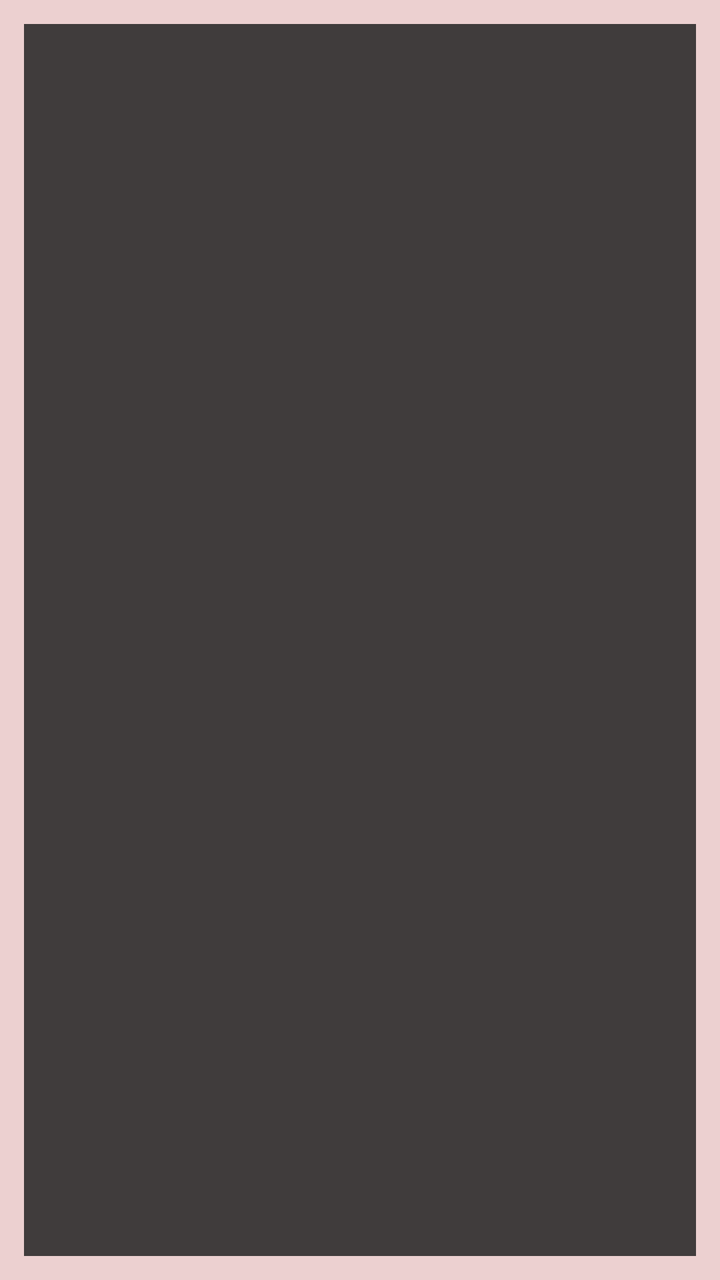
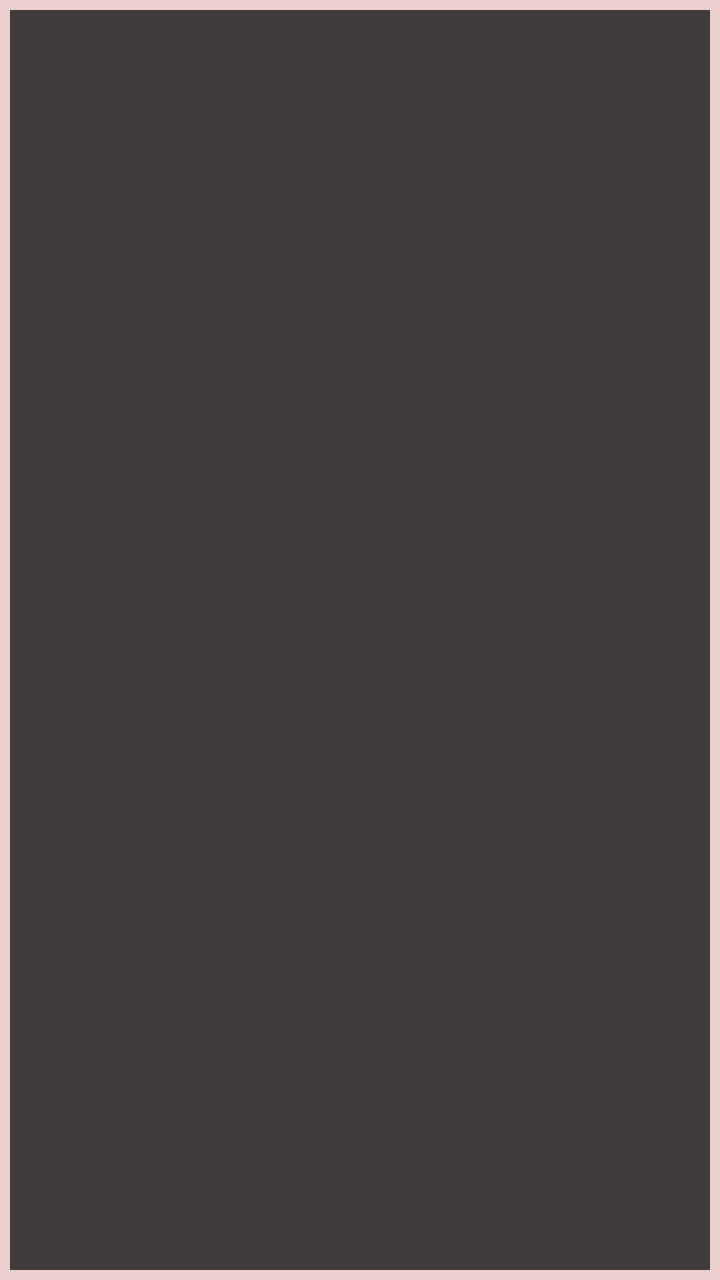

Compare the two renders of this Android layout. The source of the first and the diff that turns it into the second are given below.
<!-- AndroidManifest.xml: application theme Theme.Playlist -->
<!-- res/layout/activity_canzone.xml -->
<?xml version="1.0" encoding="utf-8"?>
<LinearLayout xmlns:android="http://schemas.android.com/apk/res/android"
    xmlns:app="http://schemas.android.com/apk/res-auto"
    xmlns:tools="http://schemas.android.com/tools"
    android:layout_width="match_parent"
    android:layout_height="wrap_content"
    android:background="#ECD0D0"
    android:clickable="true"
    android:focusable="true"
    android:orientation="vertical"
    android:padding="12dp"
    tools:context=".canzone">

    <LinearLayout
        android:layout_width="match_parent"
        android:layout_height="match_parent"
        android:background="#403C3C"
        android:orientation="horizontal">

        <TextView
            android:id="@+id/numero"
            android:layout_width="wrap_content"
            android:layout_height="wrap_content"
            android:layout_marginTop="15dp"
            android:layout_weight="0.1"
            android:textAlignment="center"
            android:textColor="#FFFFFF"
            android:textSize="16sp"
            android:textStyle="bold" />

        <LinearLayout
            android:layout_width="0dp"
            android:layout_height="wrap_content"
            android:layout_weight="1"
            android:background="#403C3C"
            android:orientation="vertical">

            <TextView
                android:id="@+id/titoloCan"
                android:layout_width="match_parent"
                android:layout_height="wrap_content"
                android:textSize="16sp"
                android:textStyle="bold" />

            <TextView
                android:id="@+id/artiCan"
                android:layout_width="match_parent"
                android:layout_height="wrap_content"
                android:layout_marginTop="15dp"
                android:textColor="#888888"
                android:textSize="16sp" />
        </LinearLayout>
    </LinearLayout>

</LinearLayout>
<!-- resources referenced by this layout -->
<resources>
  <style name="Theme.Playlist" parent="Base.Theme.Playlist" />
  <style name="Base.Theme.Playlist" parent="Theme.Material3.DayNight.NoActionBar">
          
          
      </style>
</resources>

<!-- the commit's change to res/layout/activity_canzone.xml (unified diff, before → after) -->
@@ -8,7 +8,7 @@
     android:clickable="true"
     android:focusable="true"
     android:orientation="vertical"
-    android:padding="12dp"
+    android:padding="5dp"
     tools:context=".canzone">
 
     <LinearLayout
